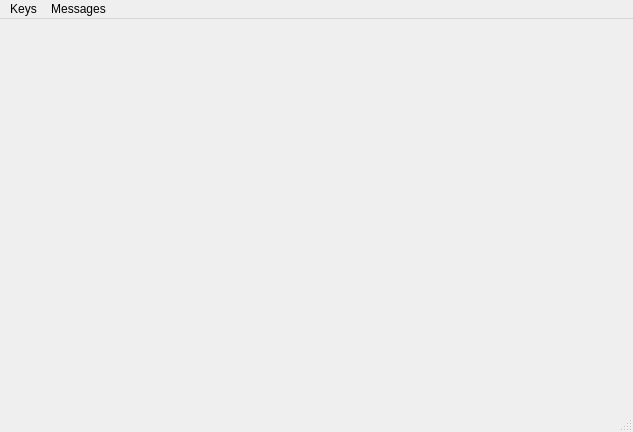
Above: src/gui/test.ui from miticn/PGP before the change. Below: the same form after it.
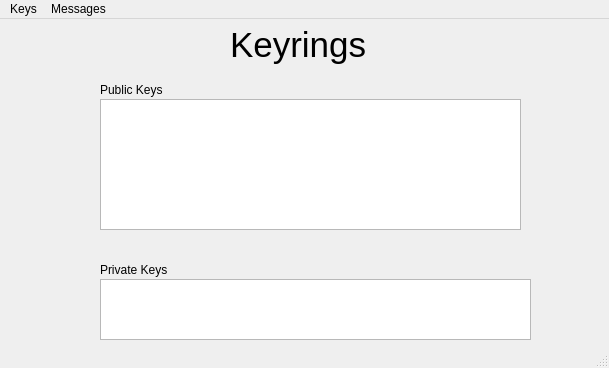
That is the form after the change.

Commit message: Move Keyrings Dialog to MainWindow & Display newly generated key in ListView in Keyring

```diff
--- a/src/gui/test.ui
+++ b/src/gui/test.ui
@@ -6,20 +6,85 @@
    <rect>
     <x>0</x>
     <y>0</y>
-    <width>633</width>
-    <height>432</height>
+    <width>609</width>
+    <height>368</height>
    </rect>
   </property>
   <property name="windowTitle">
    <string>PGP_Mitic_Davidovic</string>
   </property>
-  <widget class="QWidget" name="centralwidget"/>
+  <widget class="QWidget" name="centralwidget">
+   <widget class="QListView" name="publicKeysLV">
+    <property name="geometry">
+     <rect>
+      <x>100</x>
+      <y>80</y>
+      <width>421</width>
+      <height>131</height>
+     </rect>
+    </property>
+   </widget>
+   <widget class="QListView" name="privateKeysLV">
+    <property name="geometry">
+     <rect>
+      <x>100</x>
+      <y>260</y>
+      <width>431</width>
+      <height>61</height>
+     </rect>
+    </property>
+   </widget>
+   <widget class="QLabel" name="label_3">
+    <property name="geometry">
+     <rect>
+      <x>100</x>
+      <y>240</y>
+      <width>91</width>
+      <height>21</height>
+     </rect>
+    </property>
+    <property name="text">
+     <string>Private Keys</string>
+    </property>
+   </widget>
+   <widget class="QLabel" name="label">
+    <property name="geometry">
+     <rect>
+      <x>230</x>
+      <y>0</y>
+      <width>141</width>
+      <height>51</height>
+     </rect>
+    </property>
+    <property name="font">
+     <font>
+      <pointsize>26</pointsize>
+     </font>
+    </property>
+    <property name="text">
+     <string>Keyrings</string>
+    </property>
+   </widget>
+   <widget class="QLabel" name="label_2">
+    <property name="geometry">
+     <rect>
+      <x>100</x>
+      <y>60</y>
+      <width>81</width>
+      <height>21</height>
+     </rect>
+    </property>
+    <property name="text">
+     <string>Public Keys</string>
+    </property>
+   </widget>
+  </widget>
   <widget class="QMenuBar" name="menubar">
    <property name="geometry">
     <rect>
      <x>0</x>
      <y>0</y>
-     <width>633</width>
+     <width>609</width>
      <height>21</height>
     </rect>
    </property>
```
The commit also changes 1 other file.
